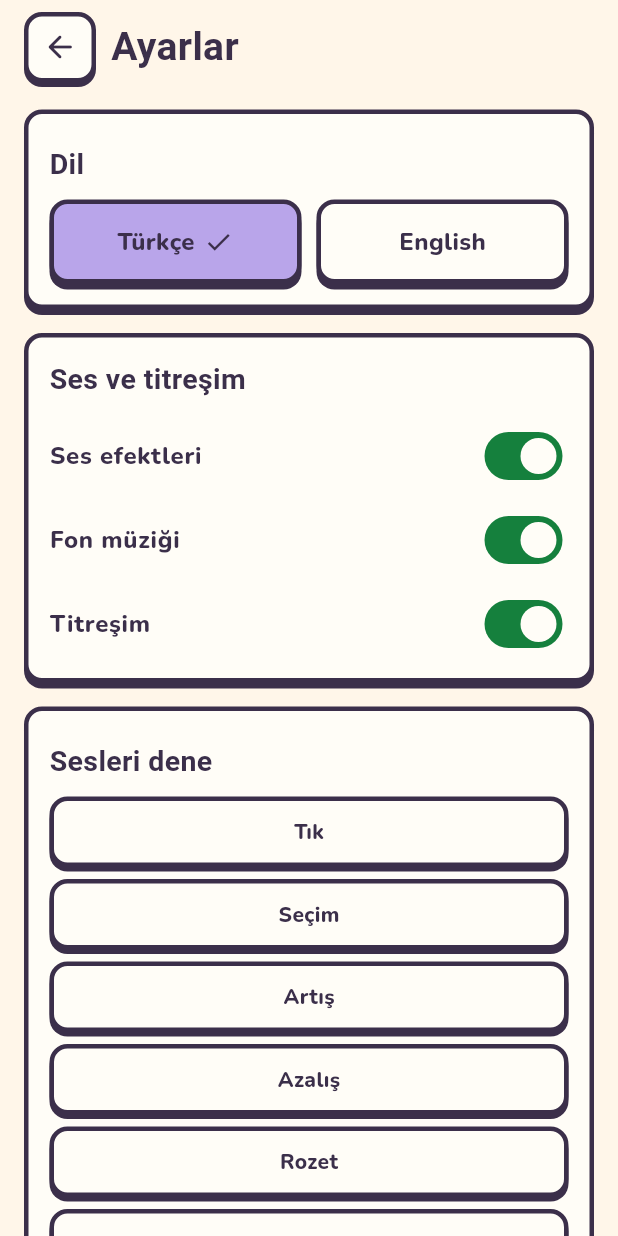
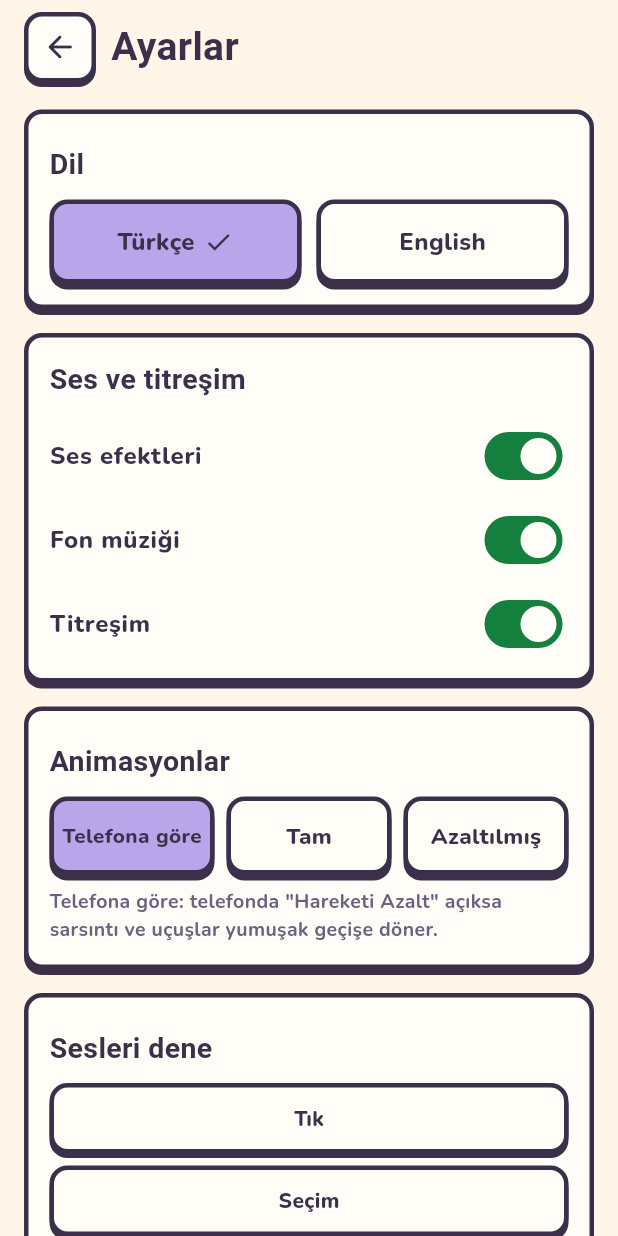
Before and after one commit to mrtdemissek/whereabouts-life-game, a Flutter app: the AyarlarEkrani screen opened directly, after a tap on "Türkçe", on a phone screen of 412 x 824 dp. Run offline on Flutter 3.47's test engine with Material 3 defaults, Android fonts, the phone set to English and light mode, and no system bars; our stand-ins replace audioplayers, google_fonts, shared_preferences; accounts and stored records are empty.

Commit message:
Animasyon ayari: Telefona gore / Tam / Azaltilmis; azaltilmis hareket artik yumusak solma

```diff
--- a/lib/ayarlar_ekrani.dart
+++ b/lib/ayarlar_ekrani.dart
@@ -1,5 +1,6 @@
 import 'package:flutter/material.dart';
 import 'dil.dart';
+import 'hareket.dart';
 import 'muzik.dart';
 import 'oyun_ui.dart';
 import 'ses.dart';
@@ -128,6 +129,51 @@ class _AyarlarEkraniState extends State<AyarlarEkrani> {
             child: Column(
               crossAxisAlignment: CrossAxisAlignment.stretch,
               children: [
+                _baslik(context.t('hareket_baslik')),
+                Row(
+                  children: [
+                    for (final m in HareketModu.values) ...[
+                      if (m != HareketModu.values.first) const SizedBox(width: 8),
+                      Expanded(
+                        child: OyunDugme(
+                          yukseklik: 48,
+                          renk: m == HareketAyari.ornek.mod
+                              ? Renk.lavanta
+                              : Renk.kagit,
+                          anlam: context.t('hareket_${m.name}'),
+                          onTap: () async {
+                            await HareketAyari.ornek.sec(m);
+                            if (mounted) setState(() {});
+                          },
+                          child: FittedBox(
+                            fit: BoxFit.scaleDown,
+                            child: Padding(
+                              padding: const EdgeInsets.symmetric(horizontal: 6),
+                              child: Text(
+                                context.t('hareket_${m.name}'),
+                                style: Yazi.govde(boyut: 15, kalinlik: FontWeight.w800),
+                              ),
+                            ),
+                          ),
+                        ),
+                      ),
+                    ],
+                  ],
+                ),
+                const SizedBox(height: 8),
+                Text(
+                  context.t('hareket_aciklama'),
+                  style: Yazi.govde(boyut: 13, renk: Renk.soluk),
+                ),
+              ],
+            ),
+          ),
+          const SizedBox(height: 16),
+          OyunPanel(
+            padding: const EdgeInsets.all(14),
+            child: Column(
+              crossAxisAlignment: CrossAxisAlignment.stretch,
+              children: [
                 _baslik(context.t('ses_dene')),
                 Wrap(
                   spacing: 8,
--- a/lib/diller/en_oyun.dart
+++ b/lib/diller/en_oyun.dart
@@ -90,4 +90,9 @@ const Map<String, String> enOyun = {
   'gunun_meydan_okumasi': "TODAY'S CHALLENGE",
   'gunluk_kural': 'Reach the expected age',
   'seri': 'Streak',
+  'hareket_baslik': 'Animations',
+  'hareket_sistem': 'System',
+  'hareket_tam': 'Full',
+  'hareket_azaltilmis': 'Reduced',
+  'hareket_aciklama': 'System: if "Reduce Motion" is on, shakes and flying cards become gentle fades.',
 };
--- a/lib/diller/tr_oyun.dart
+++ b/lib/diller/tr_oyun.dart
@@ -90,4 +90,9 @@ const Map<String, String> trOyun = {
   'gunun_meydan_okumasi': 'GÜNÜN MEYDAN OKUMASI',
   'gunluk_kural': 'Beklenen yaşa ulaş',
   'seri': 'Seri',
+  'hareket_baslik': 'Animasyonlar',
+  'hareket_sistem': 'Telefona göre',
+  'hareket_tam': 'Tam',
+  'hareket_azaltilmis': 'Azaltılmış',
+  'hareket_aciklama': 'Telefona göre: telefonda "Hareketi Azalt" açıksa sarsıntı ve uçuşlar yumuşak geçişe döner.',
 };
--- a/lib/dogum_ekrani.dart
+++ b/lib/dogum_ekrani.dart
@@ -35,8 +35,8 @@ class _DogumEkraniState extends State<DogumEkrani> {
 
   Future<void> _dondur() async {
     final r = Random();
-    // Azaltılmış harekette dönme kısa tutulur
-    final adim = MediaQuery.of(context).disableAnimations ? 3 : 22;
+    // Azaltılmış harekette dönme biraz kısa tutulur (yine de çark hissi kalsın)
+    final adim = MediaQuery.of(context).disableAnimations ? 12 : 22;
     for (var i = 0; i < adim; i++) {
       await Future.delayed(Duration(milliseconds: 40 + (i * i) ~/ 2));
       if (!mounted) return;
--- /dev/null
+++ b/lib/hareket.dart
@@ -0,0 +1,72 @@
+import 'package:flutter/widgets.dart';
+import 'package:shared_preferences/shared_preferences.dart';
+
+// Animasyon tercihi.
+// sistem: telefonun "Hareketi Azalt" ayarına uyar (varsayılan)
+// tam: telefon ayarı ne olursa olsun tüm animasyonlar oynar
+// azaltilmis: telefon ayarı ne olursa olsun hareketler yumuşak solmaya döner
+enum HareketModu { sistem, tam, azaltilmis }
+
+// Seçilen moda göre "hareket azaltılsın mı" kararı (saf fonksiyon, testli)
+bool hareketAzaltilsinMi(HareketModu mod, bool sistemAzalt) {
+  switch (mod) {
+    case HareketModu.sistem:
+      return sistemAzalt;
+    case HareketModu.tam:
+      return false;
+    case HareketModu.azaltilmis:
+      return true;
+  }
+}
+
+class HareketAyari extends ChangeNotifier {
+  HareketAyari._();
+  static final HareketAyari ornek = HareketAyari._();
+
+  static const _anahtar = 'hareket_modu';
+  HareketModu _mod = HareketModu.sistem;
+  HareketModu get mod => _mod;
+
+  Future<void> yukle() async {
+    final t = await SharedPreferences.getInstance();
+    final ad = t.getString(_anahtar);
+    for (final m in HareketModu.values) {
+      if (m.name == ad) _mod = m;
+    }
+  }
+
+  Future<void> sec(HareketModu m) async {
+    if (m == _mod) return;
+    _mod = m;
+    notifyListeners();
+    final t = await SharedPreferences.getInstance();
+    await t.setString(_anahtar, m.name);
+  }
+}
+
+// Uygulamanın tepesinde: MediaQuery.disableAnimations değerini seçilen moda
+// göre ayarlar. Oyundaki tüm ekranlar bu değeri okuduğu için tek yerden yönetilir.
+class HareketKapsami extends StatelessWidget {
+  final Widget child;
+  const HareketKapsami({required this.child, super.key});
+
+  @override
+  Widget build(BuildContext context) {
+    return ListenableBuilder(
+      listenable: HareketAyari.ornek,
+      builder: (context, child) {
+        final mq = MediaQuery.of(context);
+        final azalt = hareketAzaltilsinMi(
+          HareketAyari.ornek.mod,
+          mq.disableAnimations,
+        );
+        if (azalt == mq.disableAnimations) return child!;
+        return MediaQuery(
+          data: mq.copyWith(disableAnimations: azalt),
+          child: child!,
+        );
+      },
+      child: child,
+    );
+  }
+}
--- a/lib/karar_ekrani.dart
+++ b/lib/karar_ekrani.dart
@@ -898,14 +898,12 @@ class _KararEkraniState extends State<KararEkrani> {
               bottom: false,
               child: TweenAnimationBuilder<double>(
                 tween: Tween(begin: 0, end: 1),
-                duration: hareketsiz
-                    ? Duration.zero
-                    : const Duration(milliseconds: 900),
+                duration: Duration(milliseconds: hareketsiz ? 500 : 900),
                 curve: Curves.easeOut,
                 builder: (context, v, child) => Opacity(
                   opacity: v,
                   child: Transform.translate(
-                    offset: Offset(0, (1 - v) * 24),
+                    offset: Offset(0, hareketsiz ? 0 : (1 - v) * 24),
                     child: child,
                   ),
                 ),
```
Also changed, not shown: lib/efektler.dart (+8 -5 lines), lib/hayat_karnesi.dart (+13 -6 lines), lib/kaydirmali_kart.dart (+8 -9 lines), lib/main.dart (+7 -2 lines), 1 other file.
